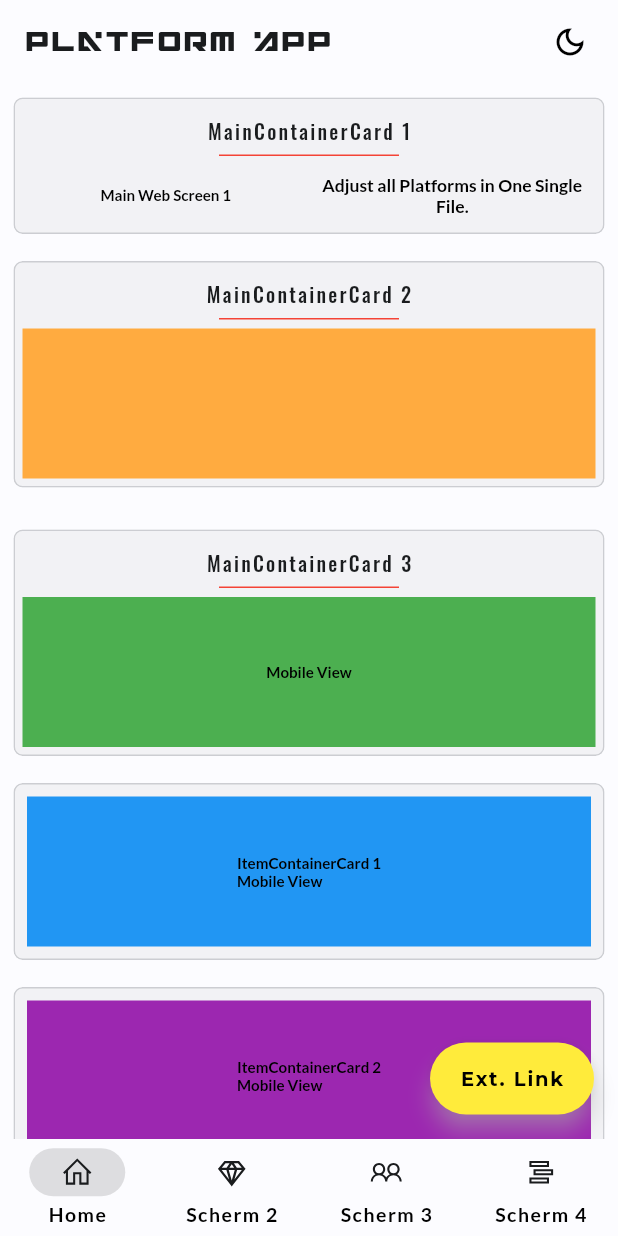
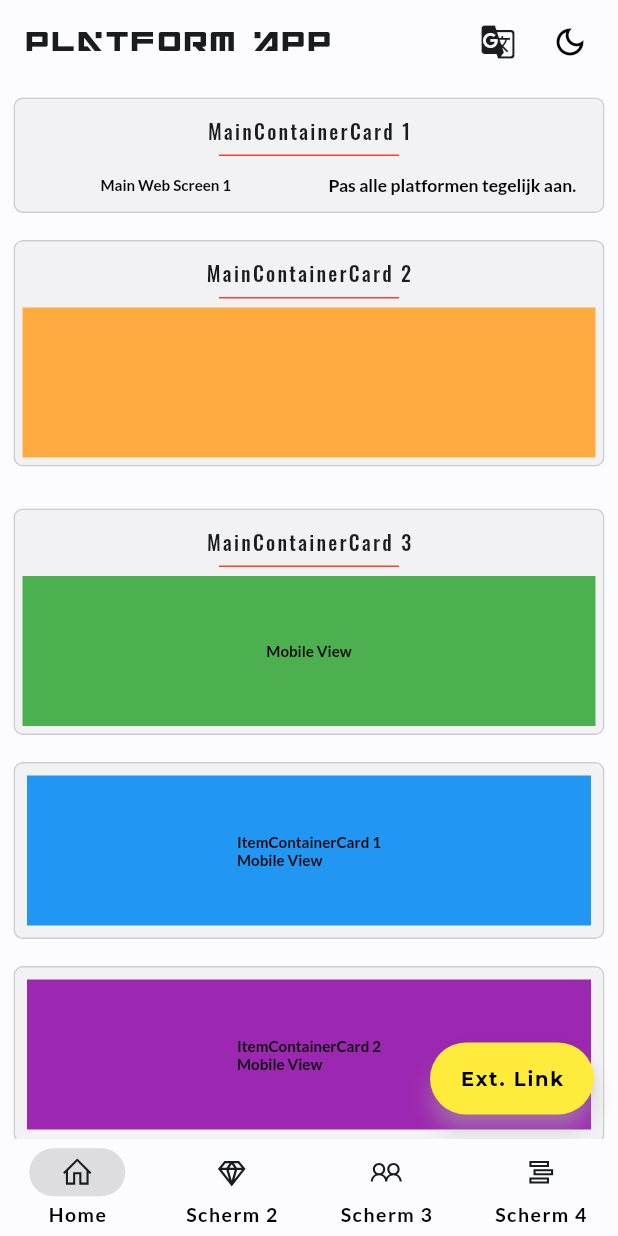
Before and after one commit to GhekkoNL/flutter_platform_app, a Flutter app: the screen it shows after launch, on a phone screen of 412 x 824 dp. Run offline on Flutter 3.47's test engine with Material 3 defaults, Android fonts, the phone set to English and light mode, and no system bars; our stand-ins replace gap, get, google_fonts, line_icons, responsive_sizer, webview_flutter; missing offline and left inert: flutter_acrylic, macos_ui, window_manager.

Commit message:
Working on translations

```diff
--- a/lib/locale/translations.dart
+++ b/lib/locale/translations.dart
@@ -23,7 +23,7 @@ class Languages extends Translations {
       "Windows": " - - - Windows Fluent - - - ",
       "navKey": "Navigatie Kijk Sleutel",
       "confirmClose": "Bevestig Sluiten",
-      "uSure": "Are you sure you want to close this windowWeet je zeker dat je deze window wilt sluiten?",
+      "uSure": "Weet je zeker dat je deze window wilt sluiten?",
 
       "languages": "Talen",
       "language": "Taal Keuze",
@@ -34,7 +34,7 @@ class Languages extends Translations {
       "yes": "Ja",
       "no": "Nee",
 
-      "adjustAllPlatforms": "Adjust all Platforms in One Single File.",
+      "adjustAllPlatforms": "Pas alle platformen tegelijk aan.",
     },
     'en_GB': {
       "appName" : "Platform App",
@@ -67,7 +67,7 @@ class Languages extends Translations {
       "yes": "Yes",
       "no": "No",
 
-      "adjustAllPlatforms": "Adjust all Platforms in One Single File.",
+      "adjustAllPlatforms": "Adjust all Platforms at once.",
     }
   };
 }
--- a/lib/platform/android/widgets/action_toggles.dart
+++ b/lib/platform/android/widgets/action_toggles.dart
@@ -1,3 +1,4 @@
+import 'package:app/locale/language_switch.dart';
 import 'package:gap/gap.dart';
 import 'package:get/get.dart';
 import 'package:flutter/material.dart';
@@ -14,6 +15,7 @@ class BrightnessButton extends StatelessWidget {
   Widget build(BuildContext context) {
     final isBright = Theme.of(context).brightness == Brightness.light;
     return Row( children: [
+      const LanguageSwitch(),
         Tooltip(
           preferBelow: showTooltipBelow,
           message: 'darkModeSwitch'.tr,
```
Also changed, not shown: lib/locale/language_switch.dart (+2 -8 lines).
